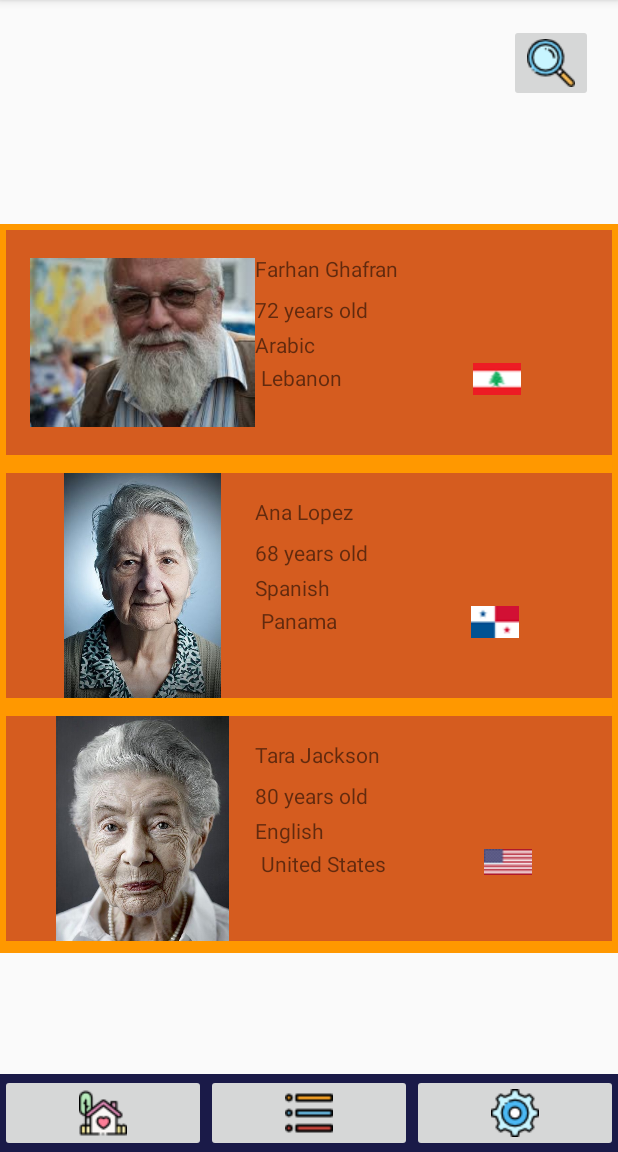
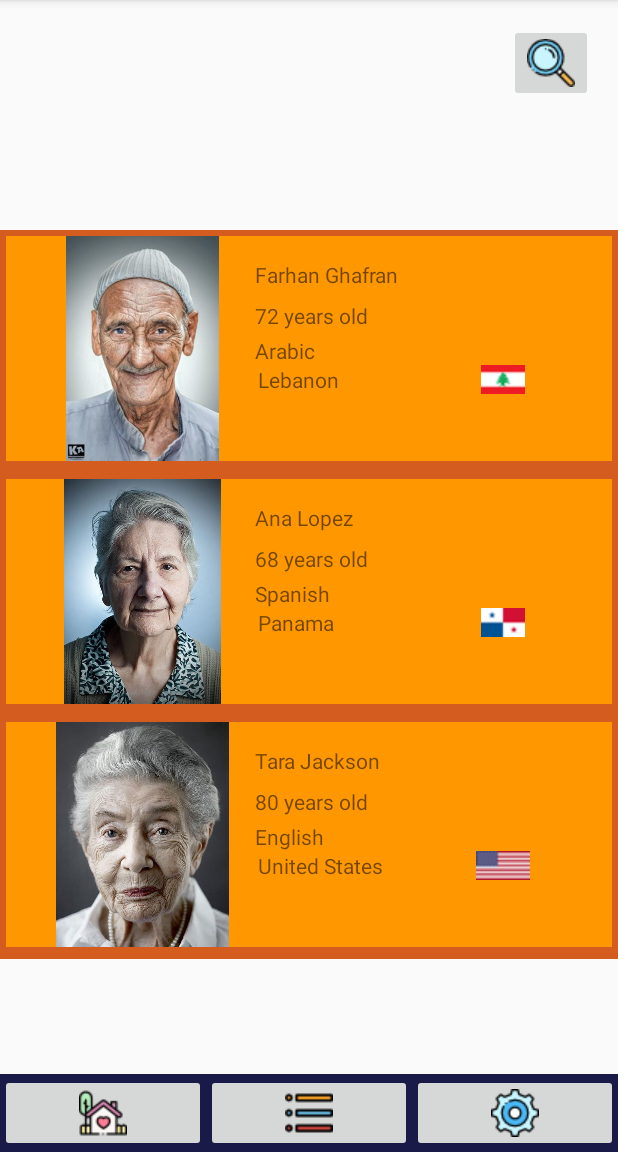
Before and after one commit to djunga/Storytime, an Android app: the screen it shows after launch (MainActivity), on a phone screen of 412 x 824 dp, the part 84-1236 px from its top. Run offline under Robolectric (Android 15) with nearby library versions, the light colour scheme and no system bars.

Commit message:
Changed farhan's picture

```diff
--- a/Storytime/app/src/main/res/layout/activity_main.xml
+++ b/Storytime/app/src/main/res/layout/activity_main.xml
@@ -58,7 +58,8 @@
         android:id="@+id/recyclerViewSearch"
         android:layout_width="0dp"
         android:layout_height="wrap_content"
-        android:background="#FF9800"
+        android:background="#D55C1F"
+        android:layout_marginTop="8dp"
         app:layout_constraintBottom_toTopOf="@+id/linearLayoutNavBar"
         app:layout_constraintEnd_toEndOf="parent"
         app:layout_constraintStart_toStartOf="parent"
--- a/Storytime/app/src/main/res/layout/list_item.xml
+++ b/Storytime/app/src/main/res/layout/list_item.xml
@@ -10,7 +10,7 @@
     android:layout_marginRight="4dp"
     android:layout_marginStart="4dp"
     android:layout_marginTop="4dp"
-    android:background="#D55C1F">
+    android:background="#FF9800">
 
     <ImageView
         android:id="@+id/imageViewPFP"
@@ -26,16 +26,37 @@
         app:layout_constraintVertical_bias="0.272"
         tools:srcCompat="@tools:sample/avatars" />
 
-    <TextView
-        android:id="@+id/textViewName"
-        android:layout_width="0dp"
-        android:layout_height="wrap_content"
-        android:layout_marginTop="16dp"
-        android:text="Name"
+    <LinearLayout
+        android:layout_width="232dp"
+        android:layout_height="40dp"
+        android:layout_marginBottom="16dp"
+        android:layout_marginEnd="4dp"
+        android:layout_marginRight="4dp"
+        android:orientation="horizontal"
+        app:layout_constraintBottom_toBottomOf="parent"
         app:layout_constraintEnd_toEndOf="parent"
-        app:layout_constraintHorizontal_bias="0.427"
-        app:layout_constraintStart_toEndOf="@+id/imageViewPFP"
-        app:layout_constraintTop_toTopOf="parent" />
+        app:layout_constraintTop_toBottomOf="@+id/textViewLanguage"
+        app:layout_constraintVertical_bias="0.0">
+
+        <TextView
+            android:id="@+id/textViewNationality"
+            android:layout_width="43dp"
+            android:layout_height="wrap_content"
+            android:layout_weight="1"
+            android:text="Nationality" />
+
+        <ImageView
+            android:id="@+id/imageViewFlag"
+            android:layout_width="37dp"
+            android:layout_height="19dp"
+            android:layout_marginEnd="16dp"
+            android:layout_marginRight="16dp"
+            android:layout_weight="1"
+            tools:srcCompat="@tools:sample/avatars" />
+
+
+
+    </LinearLayout>
 
     <TextView
         android:id="@+id/textViewAge"
@@ -59,33 +80,15 @@
         app:layout_constraintStart_toEndOf="@+id/imageViewPFP"
         app:layout_constraintTop_toBottomOf="@+id/textViewAge" />
 
-    <LinearLayout
-        android:layout_width="202dp"
-        android:layout_height="45dp"
-        android:layout_marginBottom="16dp"
-        android:layout_marginEnd="32dp"
-        android:layout_marginRight="32dp"
-        android:orientation="horizontal"
-        app:layout_constraintBottom_toBottomOf="parent"
+    <TextView
+        android:id="@+id/textViewName"
+        android:layout_width="0dp"
+        android:layout_height="wrap_content"
+        android:layout_marginTop="16dp"
+        android:text="Name"
         app:layout_constraintEnd_toEndOf="parent"
-        app:layout_constraintTop_toBottomOf="@+id/textViewLanguage"
-        app:layout_constraintVertical_bias="1.0">
-
-        <TextView
-            android:id="@+id/textViewNationality"
-            android:layout_width="wrap_content"
-            android:layout_height="wrap_content"
-            android:layout_weight="1"
-            android:text="Nationality"
-            app:layout_constraintEnd_toEndOf="parent"
-            app:layout_constraintStart_toStartOf="parent" />
-
-        <ImageView
-            android:id="@+id/imageViewFlag"
-            android:layout_width="wrap_content"
-            android:layout_height="wrap_content"
-            android:layout_weight="1"
-            tools:srcCompat="@tools:sample/avatars" />
-    </LinearLayout>
+        app:layout_constraintHorizontal_bias="0.427"
+        app:layout_constraintStart_toEndOf="@+id/imageViewPFP"
+        app:layout_constraintTop_toTopOf="parent" />
 
 </androidx.constraintlayout.widget.ConstraintLayout>
```
Also changed, not shown: Storytime/app/src/main/res/drawable/farhan.jpg.
